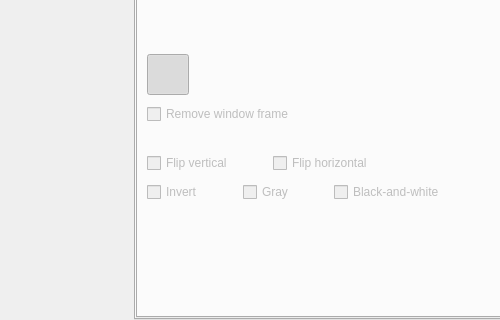
Before: the Qt Designer form src/wayland/formMainWindow_wl.ui in vkohaupt/vokoscreenNG, drawn with Qt 5; both pictures show x 0 to 500 and y 178 to 498 of the 820 by 498 pixel window.
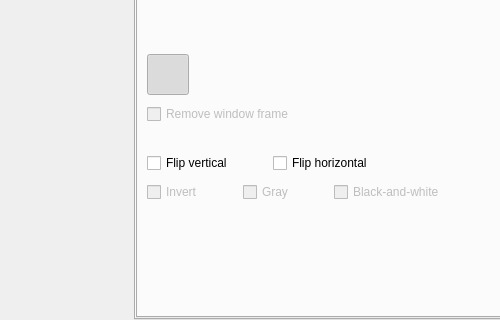
After: the same form once the commit is applied. The open tabs and pages were chosen to show the change. Icons and pictures are not drawn.

The edit to the form file:
```diff
--- a/src/wayland/formMainWindow_wl.ui
+++ b/src/wayland/formMainWindow_wl.ui
@@ -2485,7 +2485,7 @@
                       <item>
                        <widget class="QCheckBox" name="checkBoxCameraMirrorVertical">
                         <property name="enabled">
-                         <bool>false</bool>
+                         <bool>true</bool>
                         </property>
                         <property name="text">
                          <string>Flip vertical</string>
@@ -2511,7 +2511,7 @@
                       <item>
                        <widget class="QCheckBox" name="checkBoxCameraMirrorHorizontal">
                         <property name="enabled">
-                         <bool>false</bool>
+                         <bool>true</bool>
                         </property>
                         <property name="text">
                          <string>Flip horizontal</string>
```
Left out of the diff: 4 changed lines with no effect on the pictures.
